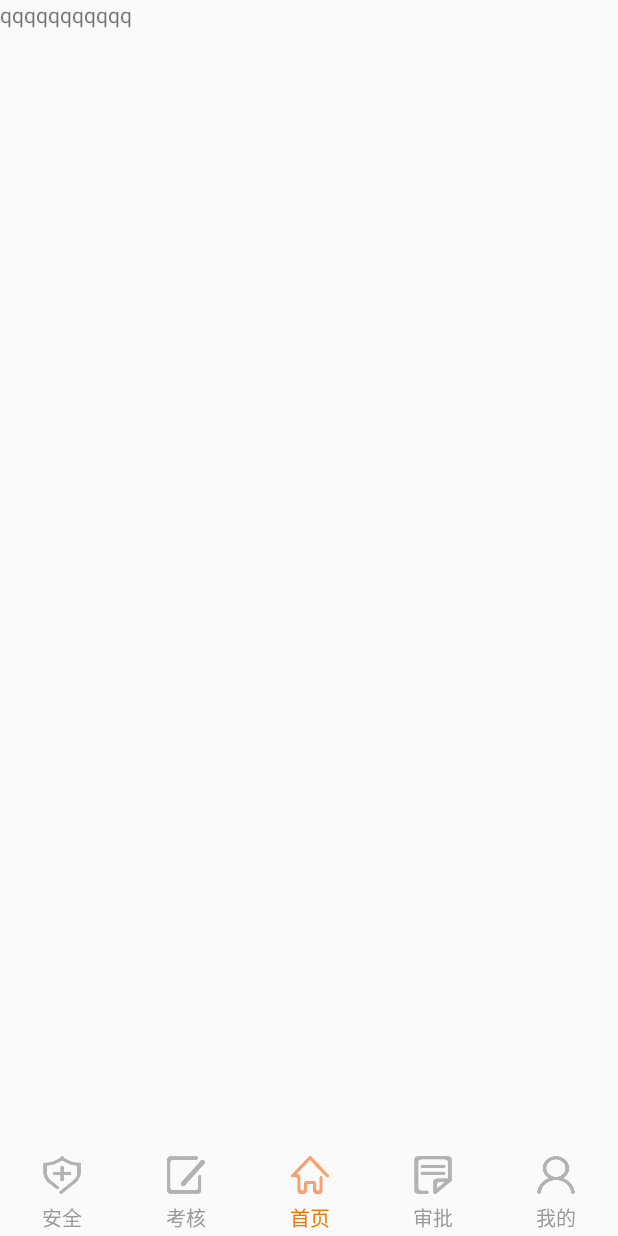
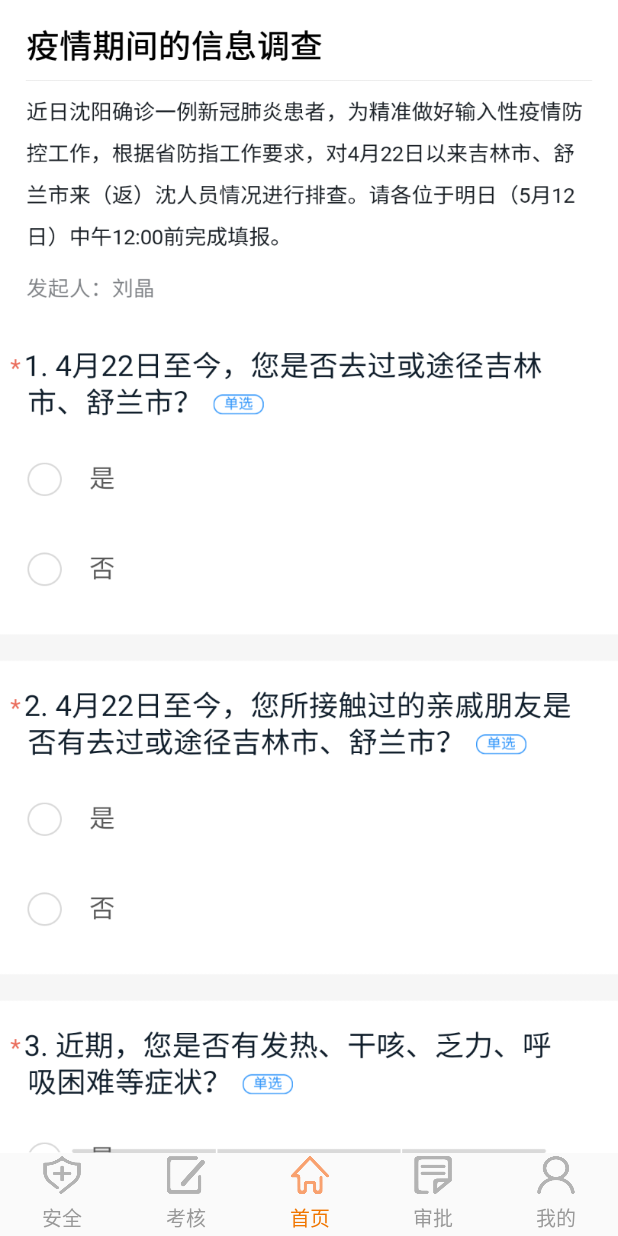
Before and after one commit to dawei1980/ChinaOilProject, an Android app: the fragment ExamFragment placed in its activity, on a phone screen of 412 x 824 dp. Run offline under Robolectric (Android 15) with nearby library versions, the phone set to English and light mode, and no system bars; our stand-ins replace ButterKnife; libraries missing offline, so code that uses them is left out: com.github.mikephil.charting; 130 statements that could not run were skipped.

Commit message:
Change fragment

```diff
--- a/app/build.gradle
+++ b/app/build.gradle
@@ -40,4 +40,6 @@ dependencies {
     implementation 'com.github.PhilJay:MPAndroidChart:v3.1.0'
     implementation 'com.jakewharton:butterknife:10.2.1'
     annotationProcessor 'com.jakewharton:butterknife-compiler:10.2.1'
+    implementation group: 'com.alibaba', name: 'fastjson', version: '1.2.68'
+
 }
--- a/app/src/main/java/com/china/oil/fragment/ExamFragment.java
+++ b/app/src/main/java/com/china/oil/fragment/ExamFragment.java
@@ -5,11 +5,8 @@ import android.view.LayoutInflater;
 import android.view.View;
 import android.view.ViewGroup;
 import android.view.WindowManager;
-
 import androidx.fragment.app.Fragment;
-
 import com.china.oil.R;
-
 import butterknife.ButterKnife;
 
 public class ExamFragment extends Fragment {
--- a/app/src/main/res/layout/frag_exam.xml
+++ b/app/src/main/res/layout/frag_exam.xml
@@ -4,8 +4,8 @@
     android:layout_height="match_parent"
     android:orientation="vertical">
 
-    <TextView
-        android:layout_width="wrap_content"
-        android:layout_height="wrap_content"
-        android:text="qqqqqqqqqqq"/>
+    <ImageView
+        android:layout_width="match_parent"
+        android:layout_height="match_parent"
+        android:background="@mipmap/exam_background"/>
 </LinearLayout>
```
Also changed, not shown: app/src/main/res/mipmap-xhdpi/exam_background.png (added).
